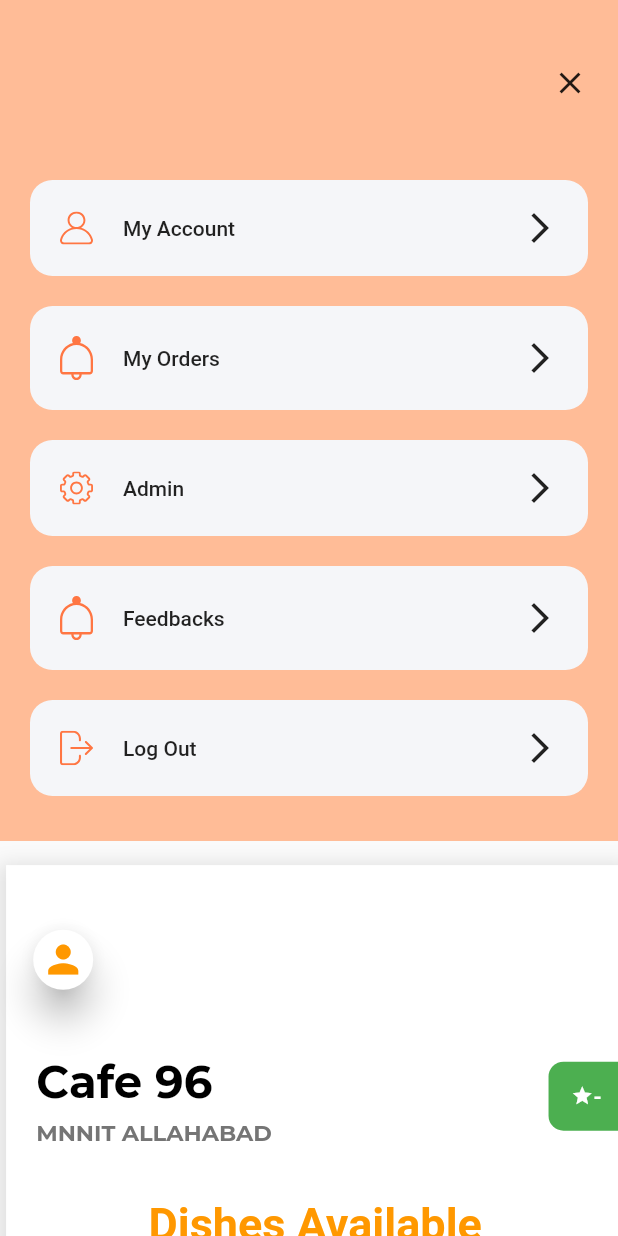
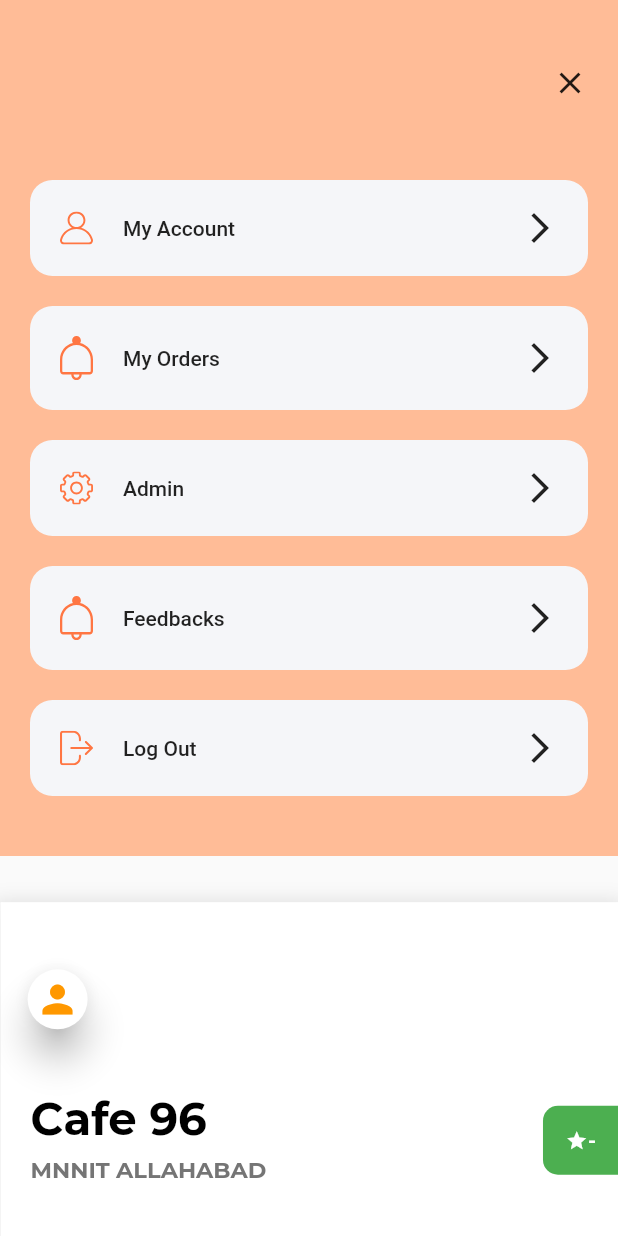
Before and after one commit to Simran2000-jpg/FoodShades, a Flutter app: the screen it shows once a user with an empty profile is signed in, after a tap on the "person" icon, on a phone screen of 412 x 824 dp. Run offline on Flutter 3.47's test engine with Material 2 defaults, Android fonts, the phone set to English and light mode, and no system bars; our stand-ins replace anim_search_bar, awesome_notifications, circular_countdown_timer, cloud_firestore, firebase_auth, firebase_core and 10 more; missing offline and left inert: passcode_screen, razorpay_flutter; accounts and stored records are empty; network calls fail.

Commit message:
adjusted order history , homescreen bugs

```diff
--- a/shades_food/lib/screens/Food_Detail/fooddeatils.dart
+++ b/shades_food/lib/screens/Food_Detail/fooddeatils.dart
@@ -153,7 +153,7 @@ class _FoodDetailState extends State<FoodDetail> {
             Container(
               child: SingleChildScrollView(
                 child: Container(
-                  padding: EdgeInsets.only(top: 20),
+                  padding: EdgeInsets.only(top: 100),
                   child: Column(
                     children: [
                       Text(
--- a/shades_food/lib/screens/home/homescreen.dart
+++ b/shades_food/lib/screens/home/homescreen.dart
@@ -45,8 +45,8 @@ class _HomeScreenState extends State<HomeScreen> {
     // print(status);
     setState(() {
       if (status == true) {
-        xOffset = MediaQuery.of(context).size.width * .01;
-        yOffset = MediaQuery.of(context).size.height * .70;
+        xOffset = MediaQuery.of(context).size.width * .001;
+        yOffset = MediaQuery.of(context).size.height * .73;
         scaleFactor = 1;
         isDrawerOpen = true;
       } else {
@@ -121,12 +121,13 @@ class _HomeScreenState extends State<HomeScreen> {
                       //   fit: BoxFit.cover,
                       // ))
                     ),
-                    SingleChildScrollView(
-                      child: Container(
+                    Container(
                       margin: const EdgeInsets.only(top: 40),
                       child: Column(
                         children: [
-                            Row(
+                          Container(
+                            height: MediaQuery.of(context).size.height * .06,
+                            child: Row(
                               mainAxisAlignment: MainAxisAlignment.spaceBetween,
                               children: [
                                 GestureDetector(
@@ -151,8 +152,12 @@ class _HomeScreenState extends State<HomeScreen> {
                                 ),
                               ],
                             ),
-                            SizedBox(height: 20.0),
-                            Row(
+                          ),
+                          SizedBox(
+                              height: MediaQuery.of(context).size.height * .02),
+                          Container(
+                            height: MediaQuery.of(context).size.height * .128,
+                            child: Row(
                               mainAxisAlignment: MainAxisAlignment.spaceBetween,
                               children: [
                                 Column(
@@ -214,9 +219,11 @@ class _HomeScreenState extends State<HomeScreen> {
                                 )
                               ],
                             ),
+                          ),
                           Container(
+                            height: MediaQuery.of(context).size.height * .08,
                             padding: const EdgeInsets.only(
-                                  left: 20, right: 20, bottom: 1.0, top: 20),
+                                left: 20, right: 20, bottom: 1.0, top: 10),
                             child: const Text(
                               "Dishes Available",
                               style: TextStyle(
@@ -226,9 +233,11 @@ class _HomeScreenState extends State<HomeScreen> {
                                   fontFamily: 'MenuIcon'),
                             ),
                           ),
-                            UserOrderList()
+                          Container(
+                              height: MediaQuery.of(context).size.height * .65,
+                              child:
+                                  SingleChildScrollView(child: UserOrderList()))
                         ],
-                        ),
                       ),
                     ),
                   ]),
--- a/shades_food/lib/screens/home/user_orderlist.dart
+++ b/shades_food/lib/screens/home/user_orderlist.dart
@@ -14,9 +14,8 @@ class UserOrderList extends StatefulWidget {
 class _UserOrderListState extends State<UserOrderList> {
   @override
   Widget build(BuildContext context) {
-    return SingleChildScrollView(
-      scrollDirection: Axis.vertical,
-      child: Container(
+    return Container(
+      // color: Colors.amber,
       padding: EdgeInsets.symmetric(vertical: 5, horizontal: 10),
       child: StreamBuilder<QuerySnapshot>(
           stream: FirebaseFirestore.instance.collection('Dish').snapshots(),
@@ -29,11 +28,13 @@ class _UserOrderListState extends State<UserOrderList> {
               return Text("Loading");
             }
             return snapshot.hasData
-                  ? ListView(
+                ? Container(
+                    // color: Colors.amber,
+                    child: Column(
                       // dragStartBehavior: DragStartBehavior.start,
-                      shrinkWrap: true,
+                      // shrinkWrap: true,
                       children: snapshot.data!.docs.map((document) {
-                        // print(document['imageurl']);
+                        print(document['imageurl']);
                         return InkWell(
                           onTap: () => {
                             Navigator.push(
@@ -46,7 +47,7 @@ class _UserOrderListState extends State<UserOrderList> {
                                           price: document['price'],
                                           description: document['description'],
                                           time: document['time'],
-                                          rate: "5",
+                                          rate: document['rating'],
                                         )))
                           },
                           child: FoodTile(
@@ -57,10 +58,10 @@ class _UserOrderListState extends State<UserOrderList> {
                           ),
                         );
                       }).toList(),
+                    ),
                   )
                 : const Text('problem');
           }),
-      ),
     );
   }
 }
--- a/shades_food/lib/screens/profile/components/body.dart
+++ b/shades_food/lib/screens/profile/components/body.dart
@@ -150,6 +150,7 @@ class _BodyState extends State<Body> {
                     MaterialPageRoute(builder: (context) => PhoneVerifPage()));
               },
             ),
+            const SizedBox(height: 10),
           ],
         ),
       ),
```
Also changed, not shown: shades_food/lib/screens/cart/cart_screen.dart (+17 -7 lines), shades_food/lib/screens/home/myorders.dart (+13 -16 lines). Lines whose indentation alone changed are shown as unchanged.
